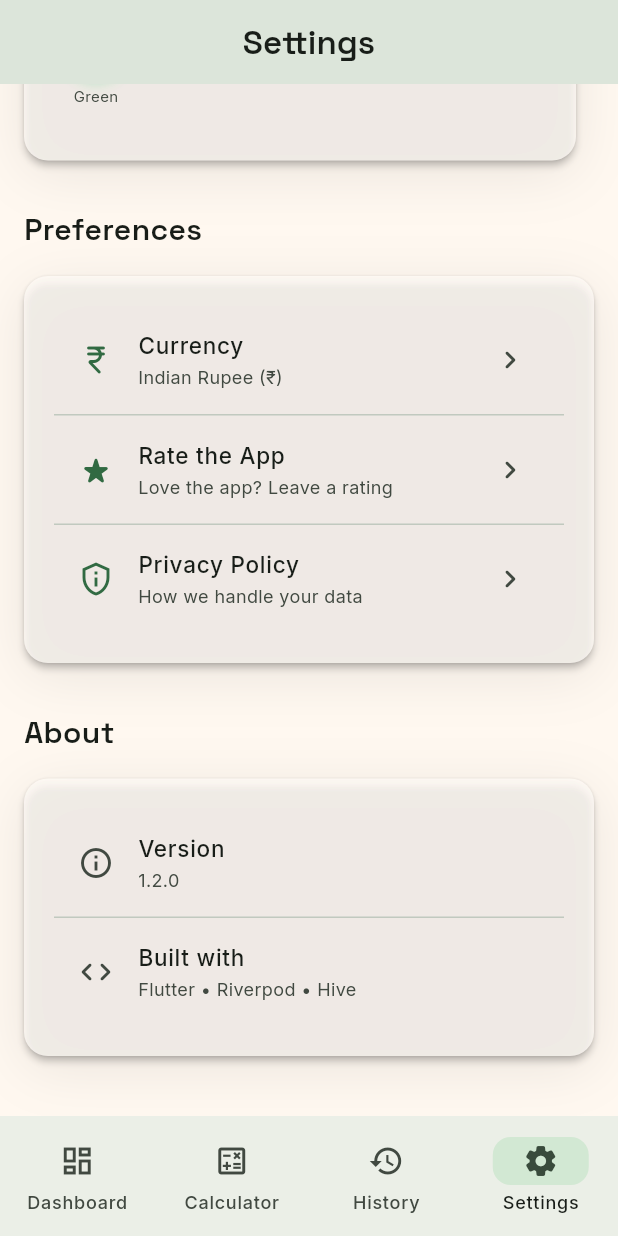
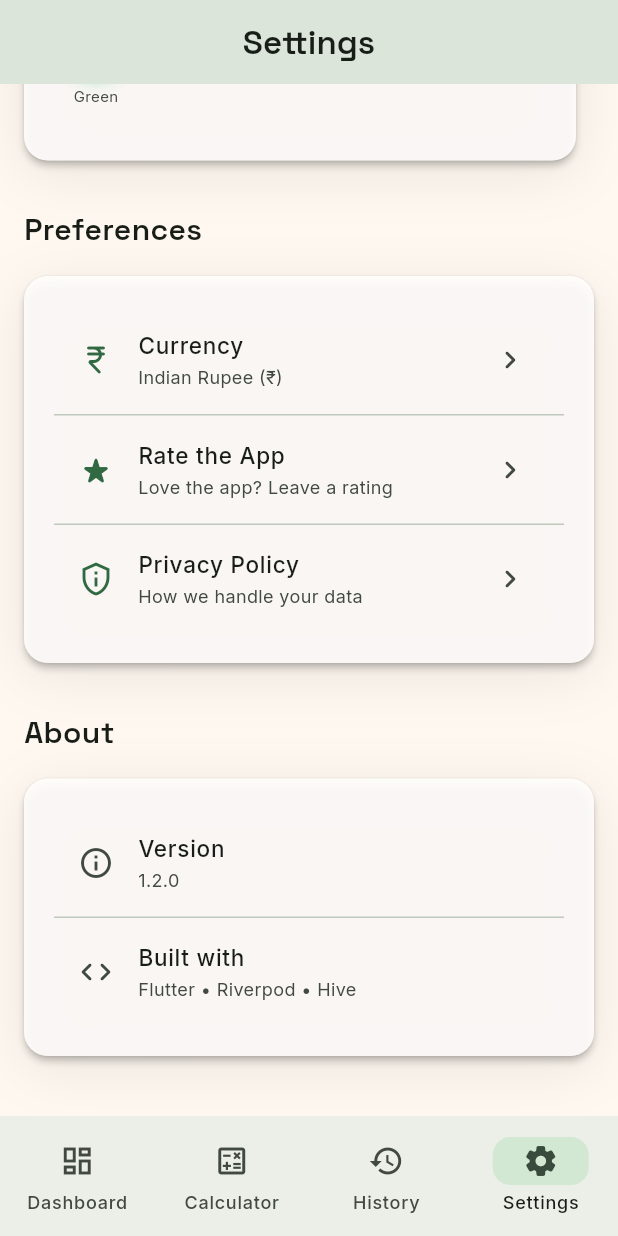
Before and after one commit to zindha/EMICalculator, a Flutter app: the screen it shows after launch, item 4 of the bottom bar chosen, scrolled down 553 dp, after a tap on "Green", on a phone screen of 412 x 824 dp. Run offline on Flutter 3.47's test engine with Material 3 defaults, Android fonts, the phone set to English and light mode, and no system bars; our stand-ins replace fl_chart, flutter_riverpod, freezed_annotation, go_router, google_fonts, hive and 4 more; accounts and stored records are empty; generated files the repository leaves out were written again.

Commit message:
style: improve Material 3 UI consistency
- Replace hardcoded brand/semantic colors with AppColors constants in dashboard, settings, what-if, calculator, and history
- Use AppColors.glassLight/glassDark in ModernGlassCard overlay
- Increase advanced fields toggle touch target to 48dp minimum

```diff
--- a/lib/features/calculator/presentation/pages/calculator_page.dart
+++ b/lib/features/calculator/presentation/pages/calculator_page.dart
@@ -4,6 +4,7 @@ import 'package:go_router/go_router.dart';
 import 'package:google_fonts/google_fonts.dart';
 
 import '../../../../core/constants/app_constants.dart';
+import '../../../../core/theme/app_colors.dart';
 import '../../../../core/router/app_router.dart';
 import '../../../../shared/widgets/modern_glass_card.dart';
 import '../../../../shared/widgets/synced_slider_input.dart';
@@ -240,13 +241,13 @@ class _CalculatorPageState extends ConsumerState<CalculatorPage> {
     Color scoreColor;
     String scoreLabel;
     if (score >= 80) {
-      scoreColor = const Color(0xFF2ECC71);
+      scoreColor = AppColors.healthExcellent;
       scoreLabel = 'Excellent';
     } else if (score >= 50) {
-      scoreColor = const Color(0xFFF39C12);
+      scoreColor = AppColors.healthFair;
       scoreLabel = 'Fair';
     } else {
-      scoreColor = const Color(0xFFE74C3C);
+      scoreColor = AppColors.healthRisky;
       scoreLabel = 'Risky';
     }
 
@@ -318,12 +319,11 @@ class _AdvancedFieldsState extends ConsumerState<_AdvancedFields> {
     final input = ref.watch(calculatorInputNotifierProvider);
 
     return Column(
-      children: [
-        InkWell(
+      children: [          InkWell(
           onTap: () => setState(() => _expanded = !_expanded),
           borderRadius: BorderRadius.circular(8),
           child: Padding(
-            padding: const EdgeInsets.symmetric(vertical: 8),
+            padding: const EdgeInsets.symmetric(vertical: 14),
             child: Row(
               children: [
                 Icon(
--- a/lib/features/dashboard/presentation/pages/dashboard_page.dart
+++ b/lib/features/dashboard/presentation/pages/dashboard_page.dart
@@ -4,6 +4,7 @@ import 'package:go_router/go_router.dart';
 import 'package:google_fonts/google_fonts.dart';
 
 import '../../../../core/router/app_router.dart';
+import '../../../../core/theme/app_colors.dart';
 import '../../../../shared/widgets/modern_glass_card.dart';
 
 /// The Dashboard screen — the first screen users see after launching the app.
@@ -70,19 +71,19 @@ class DashboardPage extends ConsumerWidget {
                 _QuickActionCard(
                   icon: Icons.compare_arrows_rounded,
                   label: 'Compare\nLoans',
-                  color: const Color(0xFFFF6584),
+                  color: AppColors.secondary,
                   onTap: () => context.go(AppRoutes.comparison),
                 ),
                 _QuickActionCard(
                   icon: Icons.savings_rounded,
                   label: 'Prepayment\nPlanner',
-                  color: const Color(0xFF00C9A7),
+                  color: AppColors.tertiary,
                   onTap: () => context.go(AppRoutes.prepayment),
                 ),
                 _QuickActionCard(
                   icon: Icons.trending_down_rounded,
                   label: 'What If\nSimulator',
-                  color: const Color(0xFF9B59B6),
+                  color: AppColors.info,
                   onTap: () => context.go(AppRoutes.whatIf),
                 ),
               ],
--- a/lib/features/history/presentation/pages/history_page.dart
+++ b/lib/features/history/presentation/pages/history_page.dart
@@ -2,6 +2,8 @@ import 'package:flutter/material.dart';
 import 'package:flutter_riverpod/flutter_riverpod.dart';
 import 'package:google_fonts/google_fonts.dart';
 import 'package:intl/intl.dart';
+
+import '../../../core/theme/app_colors.dart';
 
 import '../../data/repositories/history_repository.dart';
 import '../providers/history_provider.dart';
@@ -132,7 +134,7 @@ class _HistoryListTile extends StatelessWidget {
         leading: IconButton(
           icon: Icon(
             entry.isFavorite ? Icons.star_rounded : Icons.star_outline_rounded,
-            color: entry.isFavorite ? const Color(0xFFF39C12) : theme.colorScheme.onSurfaceVariant,
+            color: entry.isFavorite ? AppColors.warning : theme.colorScheme.onSurfaceVariant,
           ),
           onPressed: onToggleFavorite,
         ),
--- a/lib/features/settings/presentation/pages/settings_page.dart
+++ b/lib/features/settings/presentation/pages/settings_page.dart
@@ -2,6 +2,7 @@ import 'package:flutter/material.dart';
 import 'package:flutter_riverpod/flutter_riverpod.dart';
 import 'package:google_fonts/google_fonts.dart';
 
+import '../../../../core/theme/app_colors.dart';
 import '../../../../core/theme/theme_provider.dart';
 import '../../../../shared/widgets/modern_glass_card.dart';
 
@@ -102,58 +103,58 @@ class SettingsPage extends ConsumerWidget {
                   runSpacing: 12,
                   children: [
                     _AccentColorDot(
-                      color: const Color(0xFF6C63FF),
+                      color: AppColors.primary,
                       label: 'Purple',
                       isSelected: themeState.accentSeedColor.toARGB32() ==
-                          const Color(0xFF6C63FF).toARGB32(),
+                          AppColors.primary.toARGB32(),
                       onTap: () => ref
                           .read(themeNotifierProvider.notifier)
-                          .setAccentColor(const Color(0xFF6C63FF)),
+                          .setAccentColor(AppColors.primary),
                     ),
                     _AccentColorDot(
-                      color: const Color(0xFFFF6584),
+                      color: AppColors.secondary,
                       label: 'Coral',
                       isSelected: themeState.accentSeedColor.toARGB32() ==
-                          const Color(0xFFFF6584).toARGB32(),
+                          AppColors.secondary.toARGB32(),
                       onTap: () => ref
                           .read(themeNotifierProvider.notifier)
-                          .setAccentColor(const Color(0xFFFF6584)),
+                          .setAccentColor(AppColors.secondary),
                     ),
                     _AccentColorDot(
-                      color: const Color(0xFF00C9A7),
+                      color: AppColors.tertiary,
                       label: 'Mint',
                       isSelected: themeState.accentSeedColor.toARGB32() ==
-                          const Color(0xFF00C9A7).toARGB32(),
+                          AppColors.tertiary.toARGB32(),
                       onTap: () => ref
                           .read(themeNotifierProvider.notifier)
-                          .setAccentColor(const Color(0xFF00C9A7)),
+                          .setAccentColor(AppColors.tertiary),
                     ),
                     _AccentColorDot(
-                      color: const Color(0xFF3498DB),
+                      color: AppColors.info,
                       label: 'Blue',
                       isSelected: themeState.accentSeedColor.toARGB32() ==
-                          const Color(0xFF3498DB).toARGB32(),
+                          AppColors.info.toARGB32(),
                       onTap: () => ref
                           .read(themeNotifierProvider.notifier)
-                          .setAccentColor(const Color(0xFF3498DB)),
+                          .setAccentColor(AppColors.info),
                     ),
                     _AccentColorDot(
-                      color: const Color(0xFFE74C3C),
+                      color: AppColors.danger,
                       label: 'Red',
                       isSelected: themeState.accentSeedColor.toARGB32() ==
-                          const Color(0xFFE74C3C).toARGB32(),
+                          AppColors.danger.toARGB32(),
                       onTap: () => ref
                           .read(themeNotifierProvider.notifier)
-                          .setAccentColor(const Color(0xFFE74C3C)),
+                          .setAccentColor(AppColors.danger),
                     ),
                     _AccentColorDot(
-                      color: const Color(0xFF2ECC71),
+                      color: AppColors.positive,
                       label: 'Green',
                       isSelected: themeState.accentSeedColor.toARGB32() ==
-                          const Color(0xFF2ECC71).toARGB32(),
+                          AppColors.positive.toARGB32(),
                       onTap: () => ref
                           .read(themeNotifierProvider.notifier)
-                          .setAccentColor(const Color(0xFF2ECC71)),
+                          .setAccentColor(AppColors.positive),
                     ),
                   ],
                 ),
--- a/lib/features/what_if/presentation/pages/what_if_page.dart
+++ b/lib/features/what_if/presentation/pages/what_if_page.dart
@@ -2,6 +2,8 @@ import 'dart:io';
 import 'dart:ui' as ui;
 
 import 'package:flutter/material.dart';
+
+import '../../../../core/theme/app_colors.dart';
 import 'package:flutter/rendering.dart';
 import 'package:flutter_riverpod/flutter_riverpod.dart';
 import 'package:google_fonts/google_fonts.dart';
@@ -169,7 +171,7 @@ class _WhatIfPageState extends ConsumerState<WhatIfPage>
   ) {
     final theme = Theme.of(context);
     final isPositive = diff > 0;
-    final diffColor = isPositive ? const Color(0xFFE74C3C) : const Color(0xFF2ECC71);
+    final diffColor = isPositive ? AppColors.danger : AppColors.positive;
     final diffText = diff > 0
         ?        '+${formatInr(diff)}'
         : diff < 0
@@ -220,7 +222,7 @@ class _WhatIfPageState extends ConsumerState<WhatIfPage>
     final amount = isSaving ? result.diff.savings : result.diff.extraCost;
     final color = !hasDiff
         ? theme.colorScheme.onSurfaceVariant
-        : (isSaving ? const Color(0xFF2ECC71) : const Color(0xFFE74C3C));
+        : (isSaving ? AppColors.positive : AppColors.danger);
     final label = !hasDiff ? 'No Difference' : (isSaving ? 'Total Savings' : 'Extra Cost');
 
     return ModernGlassCard(
--- a/lib/shared/widgets/modern_glass_card.dart
+++ b/lib/shared/widgets/modern_glass_card.dart
@@ -1,4 +1,6 @@
 import 'package:flutter/material.dart';
+
+import '../../core/theme/app_colors.dart';
 
 /// A reusable Material 3 card with glassmorphism aesthetics.
 ///
@@ -93,9 +95,9 @@ class ModernGlassCard extends StatelessWidget {
             borderRadius: BorderRadius.circular(radius),
             // Glassmorphism overlay
             color: glass
-                ? Colors.white.withValues(
-                    alpha: theme.brightness == Brightness.light ? 0.3 : 0.05,
-                  )
+                ? (theme.brightness == Brightness.light
+                    ? AppColors.glassLight
+                    : AppColors.glassDark)
                 : null,
             // Top tint accent line
             border: tintColor != null
```
